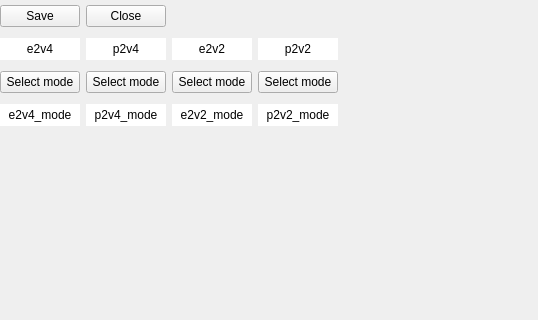
Before: the Qt Designer form bpm's.ui in vitaliibalakin/c_orbit, drawn with Qt 5; both pictures show x 0 to 538 and y 0 to 320 of the 981 by 807 pixel window.
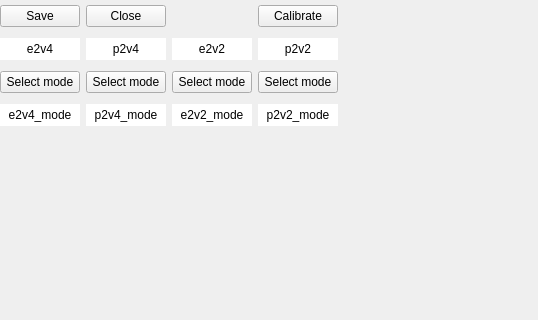
After: the same form once the commit is applied.

Commit message: bpm software creation begins

```diff
--- a/bpm's.ui
+++ b/bpm's.ui
@@ -257,6 +257,13 @@
        </property>
       </widget>
      </item>
+     <item row="0" column="3">
+      <widget class="QPushButton" name="btn_calibrate">
+       <property name="text">
+        <string>Calibrate</string>
+       </property>
+      </widget>
+     </item>
     </layout>
    </widget>
    <widget class="QWidget" name="verticalLayoutWidget">
```
Left out of the diff: 2 changed lines with no effect on the pictures. The commit also changes 1 other file.
